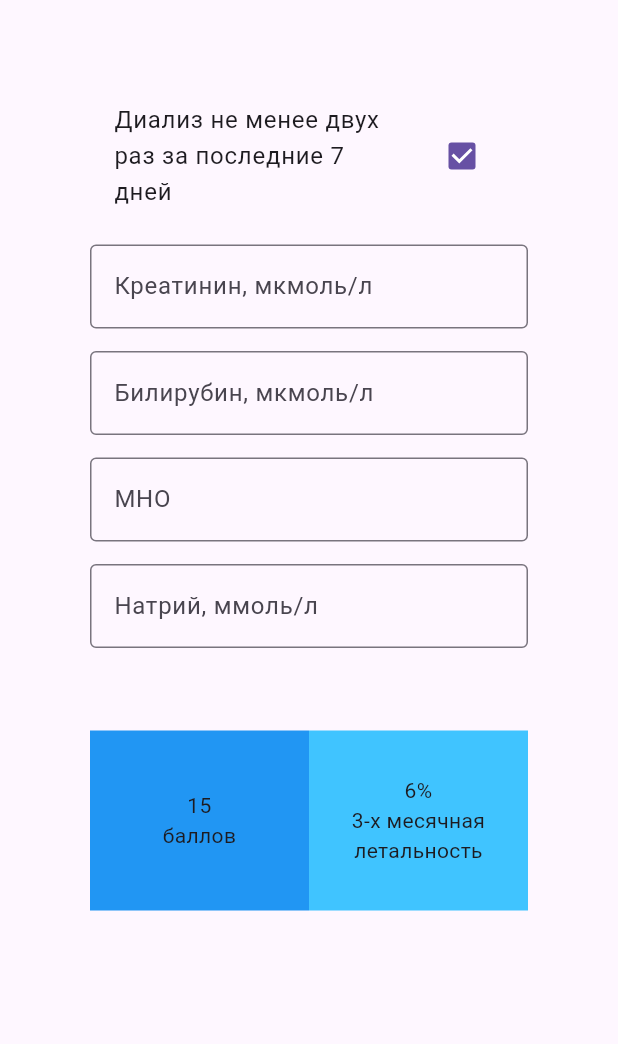
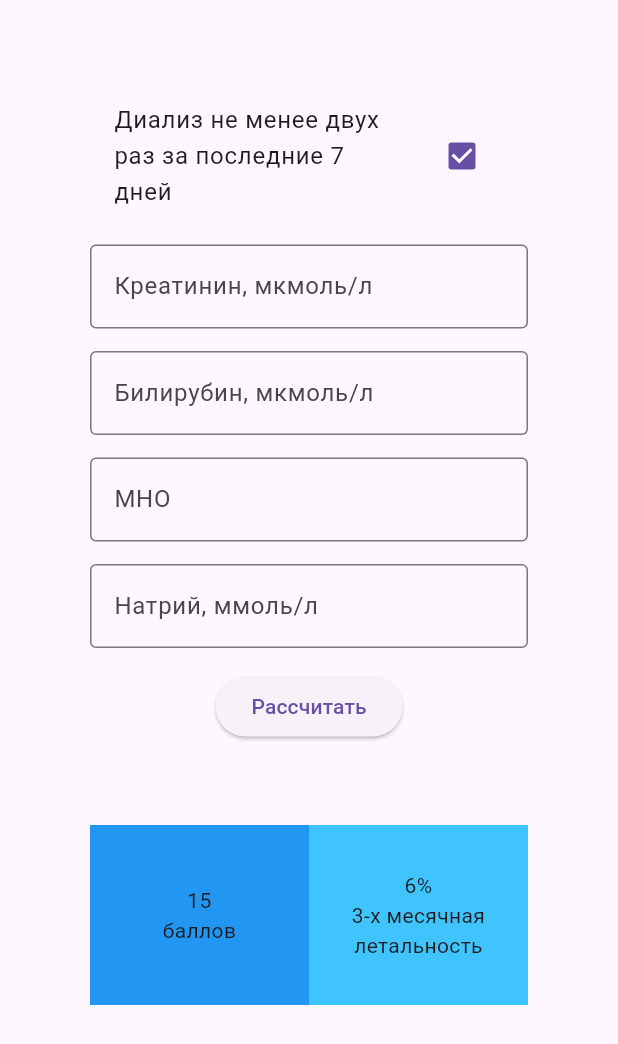
Before and after one commit to Chromiumore/MedCalc, a Flutter app: the screen it shows after launch, on a phone screen of 412 x 824 dp. Shown: the top 1044 px of the screen. Run offline on Flutter 3.47's test engine with Material 3 defaults, Android fonts, the light colour scheme and no system bars.

Commit message:
calculate button

```diff
--- a/med_calc/lib/calculator_screen.dart
+++ b/med_calc/lib/calculator_screen.dart
@@ -23,6 +23,11 @@ class CalculatorScreen extends StatelessWidget {
             CalculatorTextField(label: 'Билирубин, мкмоль/л'),
             CalculatorTextField(label: 'МНО'),
             CalculatorTextField(label: 'Натрий, ммоль/л'),
+
+            ElevatedButton(
+              onPressed: () => (),
+              child: const Text('Рассчитать')
+            ),
 
             IntrinsicHeight(
               child: Padding(
```
